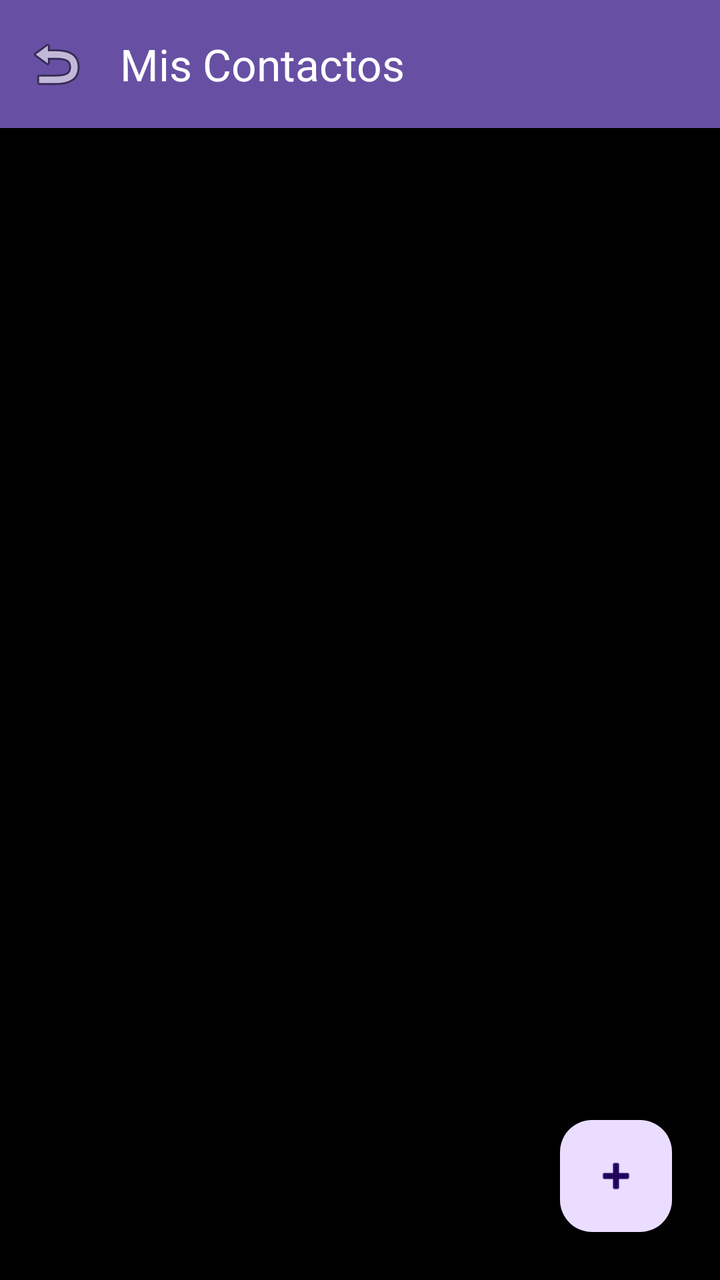
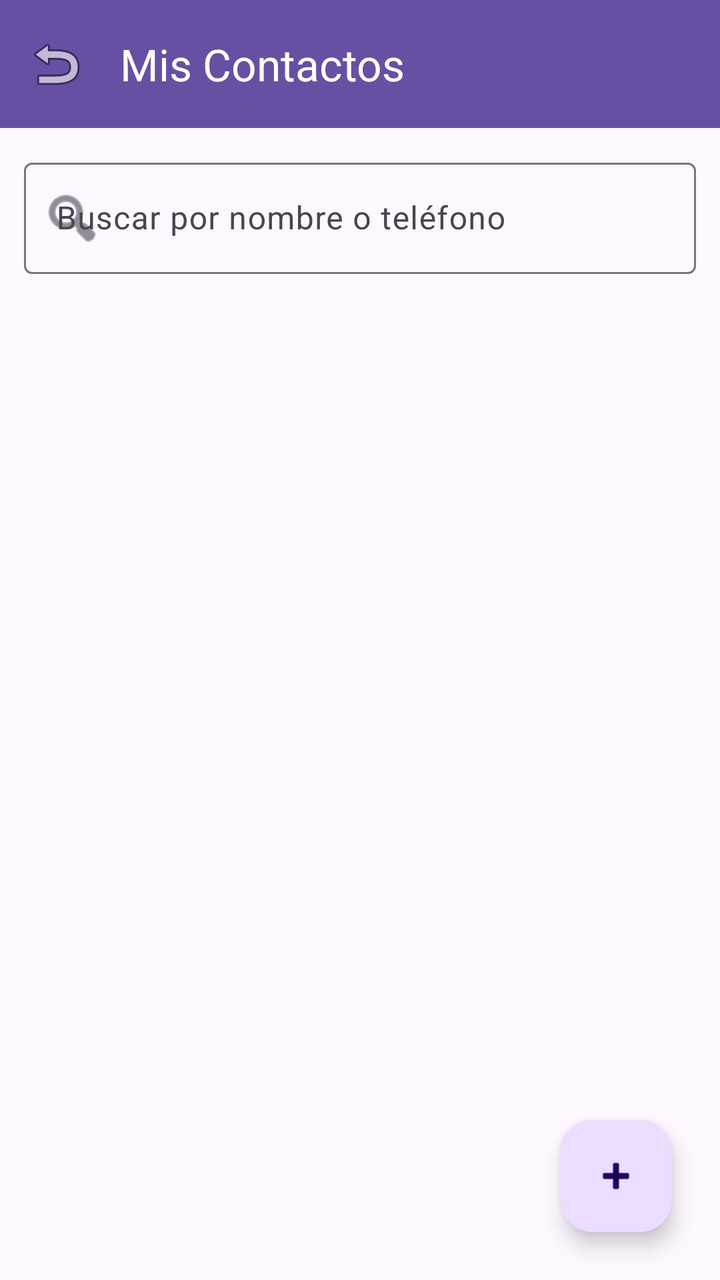

Screens rendered from an Android XML layout before and after an edit, with the pre-edit source and the edit as a unified diff.
<!-- AndroidManifest.xml: application theme Theme.App_contactos -->
<!-- res/layout/activity_main.xml -->
<?xml version="1.0" encoding="utf-8"?>
<androidx.coordinatorlayout.widget.CoordinatorLayout xmlns:android="http://schemas.android.com/apk/res/android"
    xmlns:app="http://schemas.android.com/apk/res-auto"
    xmlns:tools="http://schemas.android.com/tools"
    android:layout_width="match_parent"
    android:layout_height="match_parent"
    tools:context=".ui.MainActivity">

    <LinearLayout
        android:layout_width="match_parent"
        android:layout_height="match_parent"
        android:orientation="vertical"
        android:background="@color/black">

        <com.google.android.material.appbar.MaterialToolbar
            android:id="@+id/toolbar"
            android:layout_width="match_parent"
            android:layout_height="wrap_content"
            android:background="?attr/colorPrimary"
            app:title="Mis Contactos"
            app:titleTextColor="@android:color/white"
            app:navigationIcon="@android:drawable/ic_menu_revert" />

        <TextView
            android:id="@+id/tvEmptyState"
            android:layout_width="match_parent"
            android:layout_height="wrap_content"
            android:layout_marginTop="32dp"
            android:text="No hay contactos guardados.\n¡Toca + para agregar uno!"
            android:textAlignment="center"
            android:textSize="16sp"
            android:visibility="gone" />

        <androidx.recyclerview.widget.RecyclerView
            android:id="@+id/rvContactos"
            android:layout_width="match_parent"
            android:layout_height="match_parent"
            android:clipToPadding="false"
            android:paddingTop="8dp"
            android:paddingBottom="88dp" />

    </LinearLayout>

    <com.google.android.material.floatingactionbutton.FloatingActionButton
        android:id="@+id/fabAgregarContacto"
        android:layout_width="wrap_content"
        android:layout_height="wrap_content"
        android:layout_gravity="bottom|end"
        android:layout_margin="24dp"
        android:contentDescription="Agregar Contacto"
        app:srcCompat="@android:drawable/ic_input_add" />

</androidx.coordinatorlayout.widget.CoordinatorLayout>
<!-- resources referenced by this layout -->
<resources>
  <color name="black">#FF000000</color>
  <style name="Theme.App_contactos" parent="Base.Theme.App_contactos" />
  <style name="Base.Theme.App_contactos" parent="Theme.Material3.DayNight.NoActionBar">
          
          
      </style>
</resources>

<!-- the commit's change to res/layout/activity_main.xml (unified diff, before → after) -->
@@ -9,8 +9,7 @@
     <LinearLayout
         android:layout_width="match_parent"
         android:layout_height="match_parent"
-        android:orientation="vertical"
-        android:background="@color/black">
+        android:orientation="vertical">
 
         <com.google.android.material.appbar.MaterialToolbar
             android:id="@+id/toolbar"
@@ -20,6 +19,23 @@
             app:title="Mis Contactos"
             app:titleTextColor="@android:color/white"
             app:navigationIcon="@android:drawable/ic_menu_revert" />
+
+        <com.google.android.material.textfield.TextInputLayout
+            android:id="@+id/tilBuscarContacto"
+            android:layout_width="match_parent"
+            android:layout_height="wrap_content"
+            android:layout_margin="12dp"
+            app:startIconDrawable="@android:drawable/ic_menu_search"
+            android:hint="Buscar por nombre o teléfono">
+
+            <com.google.android.material.textfield.TextInputEditText
+                android:id="@+id/etBuscarContacto"
+                android:layout_width="match_parent"
+                android:layout_height="wrap_content"
+                android:inputType="text"
+                android:singleLine="true" />
+
+        </com.google.android.material.textfield.TextInputLayout>
 
         <TextView
             android:id="@+id/tvEmptyState"
<!-- resource entries referenced after the edit -->
@@ -1,6 +1,5 @@
 <!-- resources referenced by this layout -->
 <resources>
-  <color name="black">#FF000000</color>
   <style name="Theme.App_contactos" parent="Base.Theme.App_contactos" />
   <style name="Base.Theme.App_contactos" parent="Theme.Material3.DayNight.NoActionBar">
           
